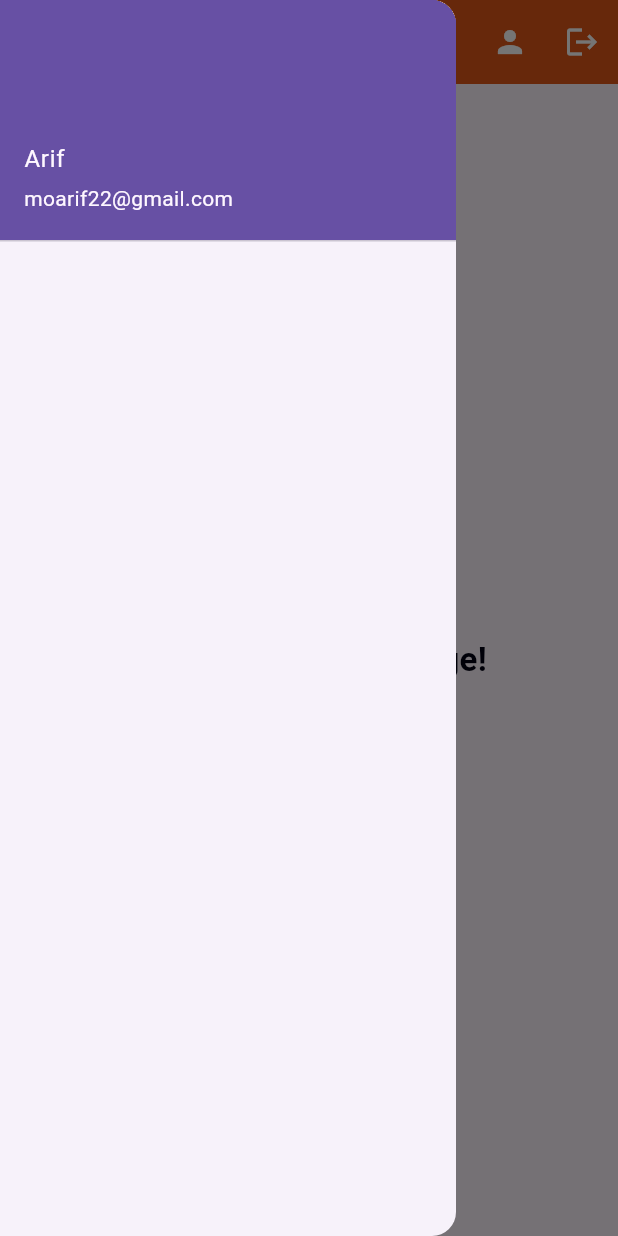
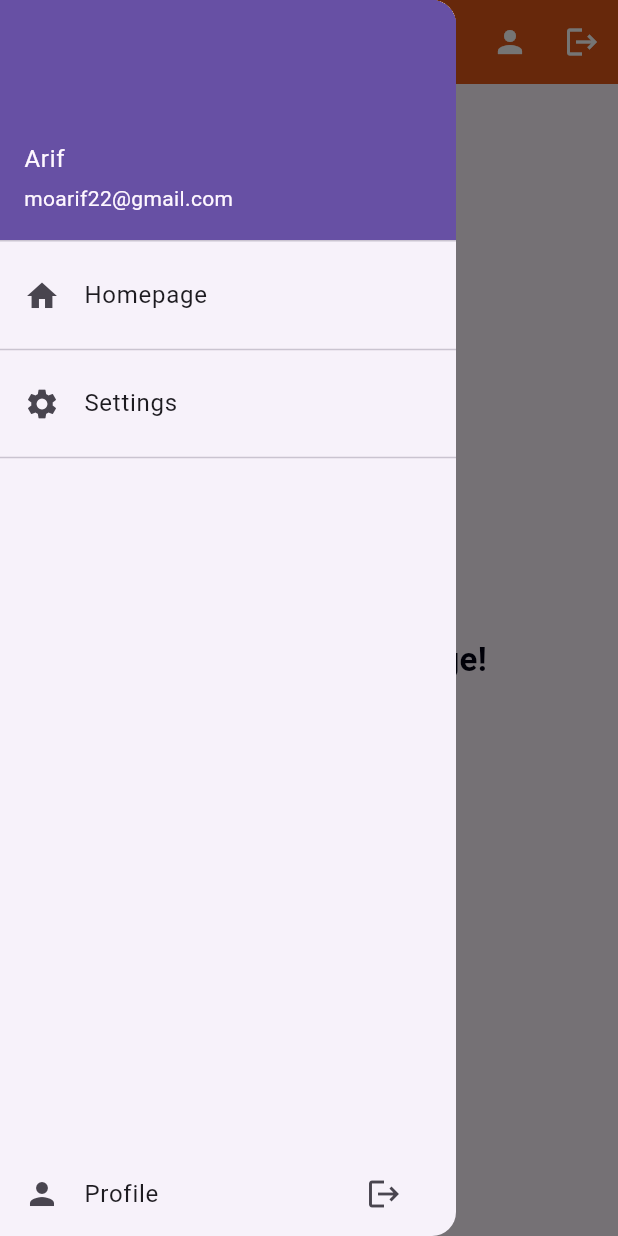
Before and after one commit to itsAMd22/FlutterClassWork, a Flutter app: the screen it shows after launch, with the side drawer open, on a phone screen of 412 x 824 dp. Run offline on Flutter 3.47's test engine with Material 3 defaults, Android fonts, the phone set to English and light mode, and no system bars; our stand-ins replace material_ui.

Commit message:
updated home_page

```diff
--- a/project_2/lib/home_page.dart
+++ b/project_2/lib/home_page.dart
@@ -22,7 +22,41 @@ class Homepage extends StatelessWidget {
             UserAccountsDrawerHeader(
               accountName: Text("Arif"),
               accountEmail: Text("moarif22@gmail.com"),
-            )
+            ),
+
+            ListTile(
+              title: Text("Homepage"),
+              onTap: (){},
+              leading: Icon(Icons.home),
+              hoverColor: Colors.lime,
+            ),
+
+            Divider(),
+
+            ListTile(
+              title: Text("Settings"),
+              onTap: (){},
+              leading: Icon(Icons.settings),
+              hoverColor: Colors.lime,
+            ),
+
+
+            Divider(),
+
+            Spacer(),
+
+            ListTile(
+              leading: Icon(Icons.person),
+              trailing: IconButton(
+                onPressed: (){},
+                icon: Icon(Icons.logout),
+              ),
+              title: InkWell(
+                child: Text("Profile"),
+                onTap: (){},
+                hoverColor: Colors.lime,
+              ),
+            ),
           ],
         ),
       ),
```
